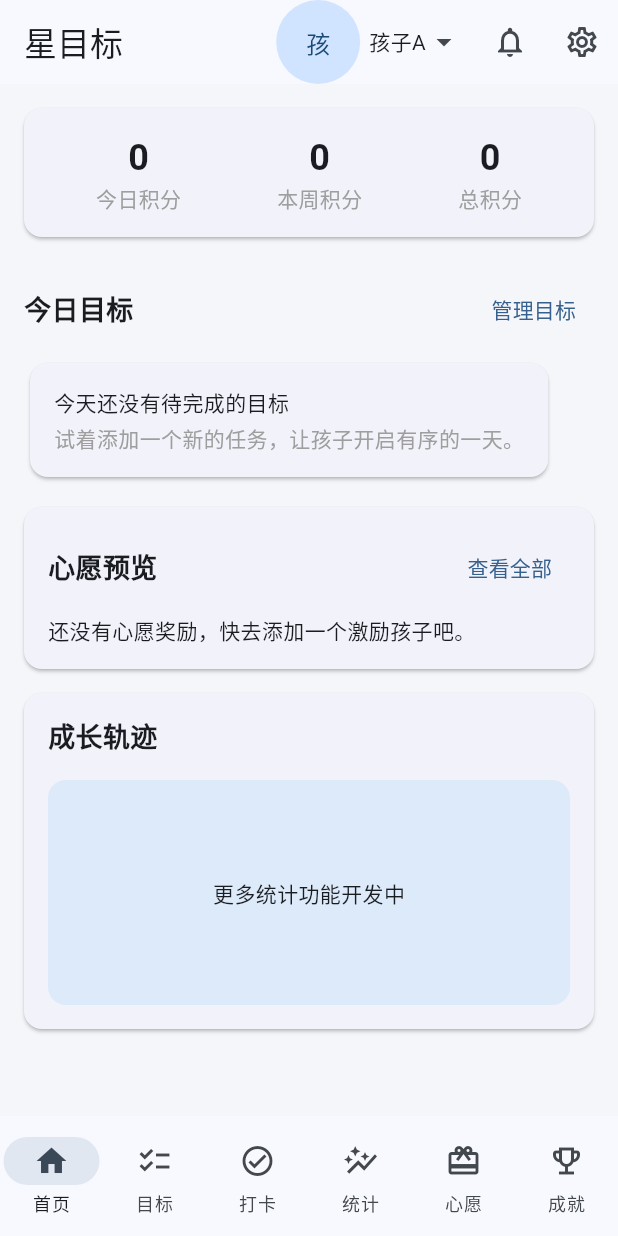
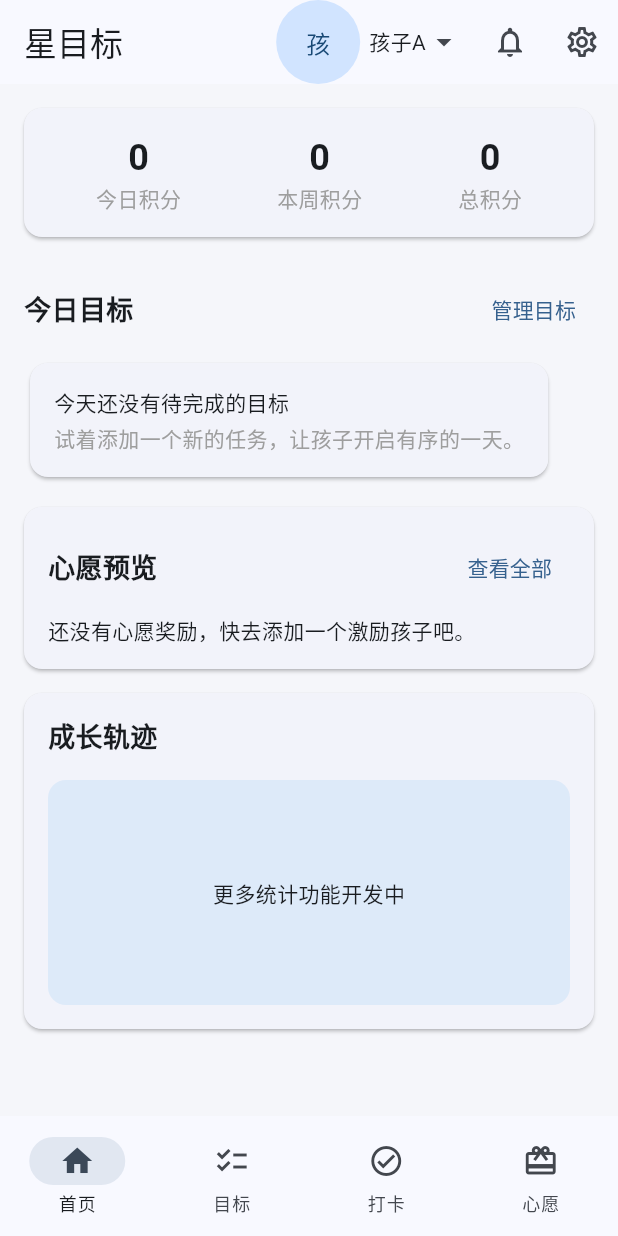
Before and after one commit to lzzhangsan/xingmubiao, a Flutter app: the screen it shows after launch, on a phone screen of 412 x 824 dp. Run offline on Flutter 3.47's test engine with Material 3 defaults, Android fonts, the light colour scheme and no system bars; our stand-ins replace firebase_core, fl_chart, flutter_local_notifications, image_picker, shared_preferences, timezone; accounts and stored records are empty.

Commit message:
删掉统计和成就页面2025.10.9-20：58

```diff
--- a/lib/main.dart
+++ b/lib/main.dart
@@ -4,12 +4,10 @@ import 'package:intl/date_symbol_data_local.dart';
 import 'package:provider/provider.dart';
 
 import 'src/providers/app_provider.dart';
-import 'src/screens/achievements_screen.dart';
 import 'src/screens/checkin_screen.dart';
 import 'src/screens/goal_list_screen.dart';
 import 'src/screens/home_screen.dart';
 import 'src/screens/settings_screen.dart';
-import 'src/screens/stats_screen.dart';
 import 'src/screens/wishlist_screen.dart';
 import 'src/screens/add_reward_screen.dart';
 import 'src/services/firebase_initializer.dart';
@@ -57,7 +55,6 @@ class MyApp extends StatelessWidget {
       routes: {
         '/goals': (context) => const GoalListScreen(),
         '/wishlist': (context) => const WishlistScreen(),
-        '/achievements': (context) => const AchievementsScreen(),
         '/settings': (context) => const SettingsScreen(),
       },
     );
@@ -78,9 +75,7 @@ class _MainScreenState extends State<MainScreen> {
     HomeScreen(),
     GoalListScreen(),
     CheckinScreen(),
-    StatsScreen(),
     WishlistScreen(),
-    AchievementsScreen(),
   ];
 
   @override
@@ -111,19 +106,9 @@ class _MainScreenState extends State<MainScreen> {
             label: '打卡',
           ),
           NavigationDestination(
-            icon: Icon(Icons.auto_graph_outlined),
-            selectedIcon: Icon(Icons.auto_graph),
-            label: '统计',
-          ),
-          NavigationDestination(
             icon: Icon(Icons.card_giftcard_outlined),
             selectedIcon: Icon(Icons.card_giftcard),
             label: '心愿',
-          ),
-          NavigationDestination(
-            icon: Icon(Icons.emoji_events_outlined),
-            selectedIcon: Icon(Icons.emoji_events),
-            label: '成就',
           ),
         ],
         onDestinationSelected: (index) {
```
